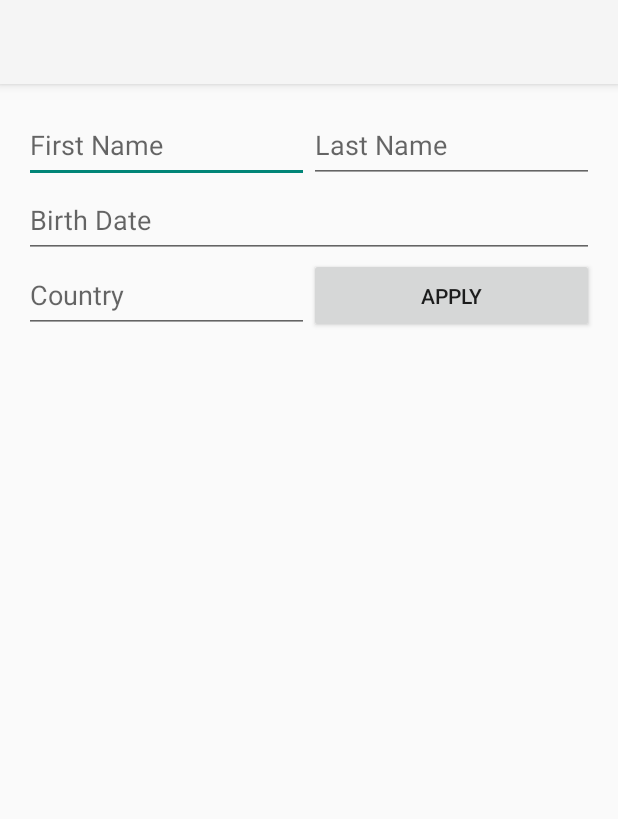
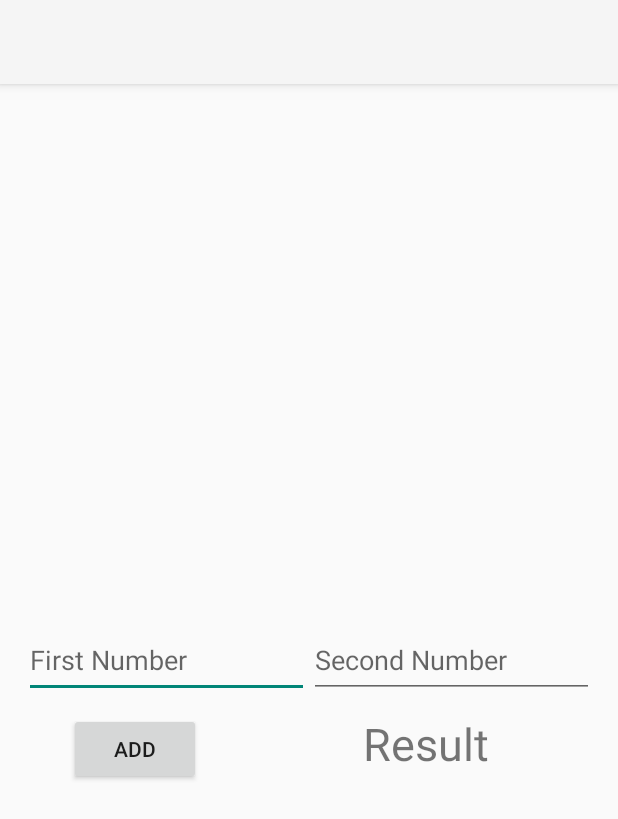
Before and after one commit to vickyemms/AndroidPractice, an Android app: the screen it shows after launch (MainActivity), on a phone screen of 412 x 824 dp. Shown: the top 819 px of the screen. Run offline under Robolectric (Android 15) with nearby library versions, the phone set to English and light mode, and no system bars.

Commit message:
Add functionality

```diff
--- a/app/src/main/java/com/example/androidpractice/MainActivity.kt
+++ b/app/src/main/java/com/example/androidpractice/MainActivity.kt
@@ -2,15 +2,33 @@
 
 import androidx.appcompat.app.AppCompatActivity
 import android.os.Bundle
-import android.view.View
 import android.widget.Button
+import android.widget.EditText
 import android.widget.TextView
 
  class MainActivity : AppCompatActivity() {
 
+     private lateinit var etFirstNumber: EditText
+     private lateinit var etSecondNumber: EditText
+     private lateinit var btnAdd: Button
+     private lateinit var tvResult: TextView
+
     override fun onCreate(savedInstanceState: Bundle?) {
         super.onCreate(savedInstanceState)
         setContentView(R.layout.activity_main)
+
+        etFirstNumber = findViewById(R.id.etFirstNumber)
+        etSecondNumber = findViewById(R.id.etSecondNumber)
+        btnAdd = findViewById(R.id.btnAdd)
+        tvResult = findViewById(R.id.tvResult)
+
+        btnAdd.setOnClickListener{
+            var firstNumber = etFirstNumber.text.toString().toInt()
+            var secondNumber = etSecondNumber.text.toString().toInt()
+            var result = firstNumber + secondNumber
+            tvResult.text = result.toString()
+        }
+
     }
 
 }
--- a/app/src/main/res/layout/activity_main.xml
+++ b/app/src/main/res/layout/activity_main.xml
@@ -9,58 +9,50 @@
     tools:context=".MainActivity">
 
     <EditText
-        android:id="@+id/etFirstName"
+        android:id="@+id/etFirstNumber"
         android:layout_width="0dp"
         android:layout_height="50dp"
         android:ems="10"
-        android:hint="First Name"
-        android:inputType="textPersonName"
-        app:layout_constraintEnd_toStartOf="@+id/etLastName"
+        android:hint="First Number"
+        android:inputType="number"
+        app:layout_constraintBottom_toBottomOf="parent"
+        app:layout_constraintEnd_toStartOf="@+id/etSecondNumber"
         app:layout_constraintHorizontal_bias="0.5"
         app:layout_constraintStart_toStartOf="parent"
-        app:layout_constraintTop_toTopOf="parent" />
+        app:layout_constraintTop_toTopOf="parent"
+        app:layout_constraintVertical_bias="0.5" />
 
     <EditText
-        android:id="@+id/etLastName"
+        android:id="@+id/etSecondNumber"
         android:layout_width="0dp"
         android:layout_height="50dp"
         android:ems="10"
-        android:hint="Last Name"
-        android:inputType="textPersonName"
+        android:hint="Second Number"
+        android:inputType="number"
+        app:layout_constraintBottom_toBottomOf="parent"
         app:layout_constraintEnd_toEndOf="parent"
         app:layout_constraintHorizontal_bias="0.5"
-        app:layout_constraintStart_toEndOf="@+id/etFirstName"
+        app:layout_constraintStart_toEndOf="@+id/etFirstNumber"
         app:layout_constraintTop_toTopOf="parent" />
 
-    <EditText
-        android:id="@+id/etBirthDate"
-        android:layout_width="match_parent"
-        android:layout_height="50dp"
-        android:ems="10"
-        android:hint="Birth Date"
-        android:inputType="textPersonName"
+    <Button
+        android:id="@+id/btnAdd"
+        android:layout_width="wrap_content"
+        android:layout_height="wrap_content"
+        android:layout_marginStart="30dp"
+        android:layout_marginTop="10dp"
+        android:text="Add"
         app:layout_constraintStart_toStartOf="parent"
-        app:layout_constraintTop_toBottomOf="@+id/etFirstName" />
+        app:layout_constraintTop_toBottomOf="@+id/etFirstNumber" />
 
-    <EditText
-        android:id="@+id/etCountry"
-        android:layout_width="0dp"
-        android:layout_height="50dp"
-        android:ems="10"
-        android:hint="Country"
-        android:inputType="textPersonName"
-        app:layout_constraintEnd_toStartOf="@+id/buttonApply"
-        app:layout_constraintHorizontal_bias="0.5"
-        app:layout_constraintStart_toStartOf="parent"
-        app:layout_constraintTop_toBottomOf="@+id/etBirthDate" />
-
-    <Button
-        android:id="@+id/buttonApply"
-        android:layout_width="0dp"
-        android:layout_height="50dp"
-        android:text="Apply"
+    <TextView
+        android:id="@+id/tvResult"
+        android:layout_width="wrap_content"
+        android:layout_height="wrap_content"
+        android:layout_marginTop="10dp"
+        android:layout_marginEnd="70dp"
+        android:text="Result"
+        android:textSize="30sp"
         app:layout_constraintEnd_toEndOf="parent"
-        app:layout_constraintHorizontal_bias="0.5"
-        app:layout_constraintStart_toEndOf="@+id/etCountry"
-        app:layout_constraintTop_toBottomOf="@+id/etBirthDate" />
+        app:layout_constraintTop_toBottomOf="@+id/etSecondNumber" />
 </androidx.constraintlayout.widget.ConstraintLayout>
--- a/app/src/main/res/values/colors.xml
+++ b/app/src/main/res/values/colors.xml
@@ -7,4 +7,5 @@
     <color name="teal_700">#FF018786</color>
     <color name="black">#FF000000</color>
     <color name="white">#FFFFFFFF</color>
+    <color name="light_green">#28DF09</color>
 </resources>
```
